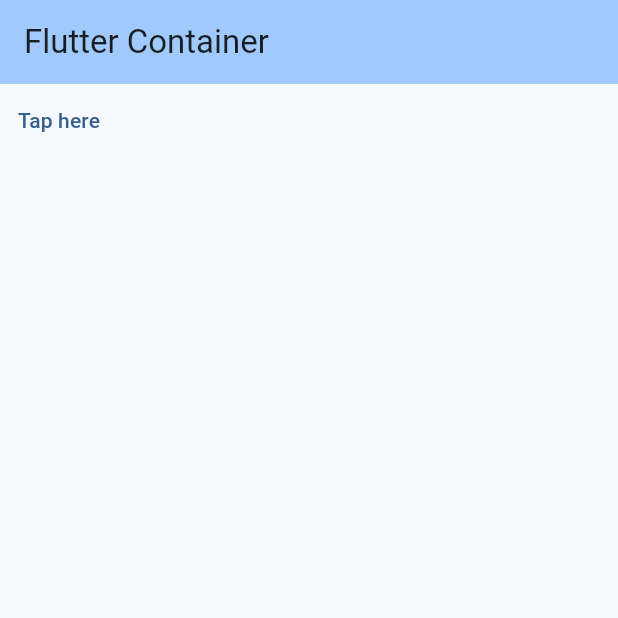
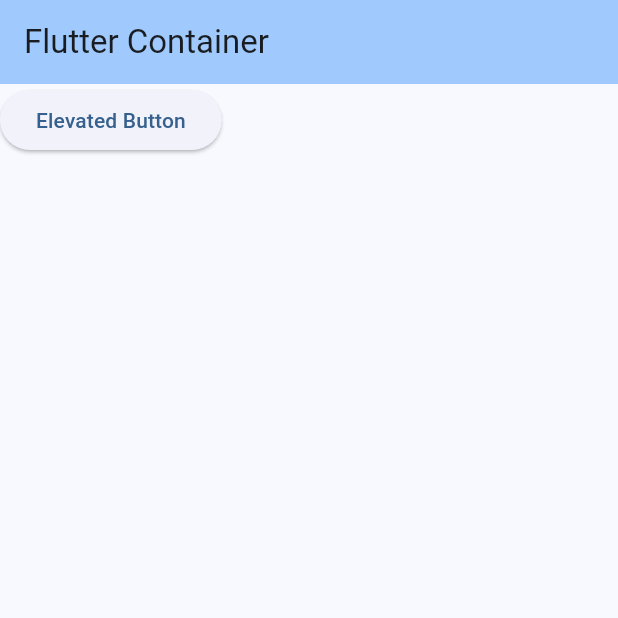
Before and after one commit to aleekashan/Flutter-, a Flutter app: the screen it shows after launch, on a phone screen of 412 x 824 dp, the top half of it. Run offline on Flutter 3.47's test engine with Material 3 defaults, Android fonts, the phone set to English and light mode, and no system bars.

Commit message:
elevated button

```diff
--- a/lib/main.dart
+++ b/lib/main.dart
@@ -73,14 +73,16 @@
         // the App.build method, and use it to set our appbar title.
         title: Text('Flutter Container'),
       ),
-      body: TextButton(
-        child: Text('Tap here'),
+      body: ElevatedButton(
+        child: Text('Elevated Button'),
+
         onPressed: (){
-          print('Text Button Tapped');
+          print('Yes Elevated');
+
+
+
         },
-        onLongPress: (){
-          print('Are you Sure');
-        },
+
       )
 
 
```
